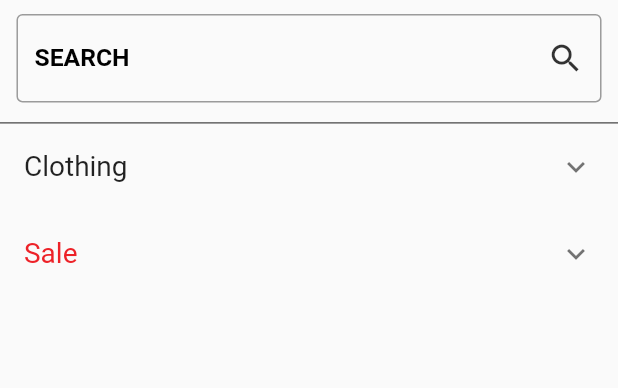
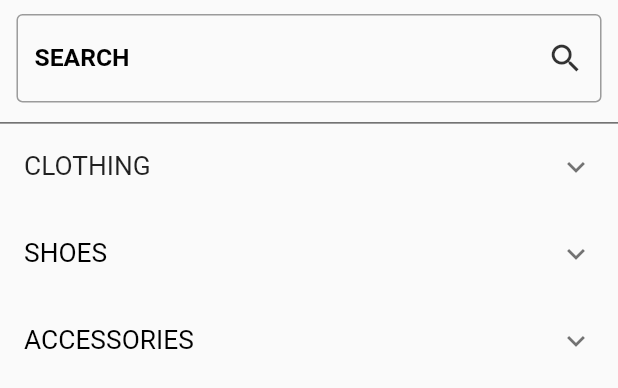
Before and after one commit to Abdulhaiking34/Instacop, a Flutter app: the SearchView widget shown alone on an empty page, opened directly, on a phone screen of 412 x 824 dp. Shown: the top 388 px of the screen. Run offline on Flutter 3.47's test engine with Material 2 defaults, Android fonts, the phone set to English and light mode, and no system bars; our stand-ins replace auto_size_text, carousel_slider, cloud_firestore, device_preview, firebase_auth, flutter_credit_card and 7 more; missing offline and left inert: grouped_buttons, multi_image_picker; accounts and stored records are empty; statements that could not run were skipped.

```diff
--- a/lib/routes.dart
+++ b/lib/routes.dart
@@ -1,5 +1,7 @@
 import 'package:instacop/src/Views/splash_view.dart';
 import 'package:instacop/src/Views/welcome_view.dart';
+import 'package:instacop/src/views/HomePage/Admin/Orders/order_manager.dart';
+import 'package:instacop/src/views/HomePage/Admin/Products/product_manager.dart';
 import 'package:instacop/src/views/HomePage/Admin/admin_home_view.dart';
 import 'package:instacop/src/views/HomePage/Customer/ProfilePage/BankAccount/bank_account_view.dart';
 import 'package:instacop/src/views/HomePage/Customer/ProfilePage/ChangePassword/change_password_view.dart';
@@ -26,6 +28,8 @@ var routes = {
 
   //ADMIN HOME VIEW
   'admin_home_screen': (context) => AdminHomeView(),
+  'admin_home_product': (context) => ProductManager(),
+  'admin_home_order': (context) => OrderManager(),
 
   //CUSTOMER HOME VIEW
   'customer_home_screen': (context) => CustomerHomeView(),
--- /dev/null
+++ b/lib/src/model/categogy.dart
@@ -0,0 +1,25 @@
+class Category {
+  static const List Clothing = [
+    'Tees',
+    'Hoodies & Sweatshirts',
+    'Shirts',
+    'Shorts',
+    'Jacket',
+    'Pants',
+    'Jeans',
+    'Joggers',
+    'Sweatpants',
+  ];
+  static const List Shoes = [
+    ' Athletic Shoes',
+    'Causual Shoes',
+    'Sandals & Slides',
+  ];
+  static const List Accessories = [
+    'Hats',
+    'Backpacks',
+    'Sunglasses',
+    'Belts',
+    'Watches',
+  ];
+}
--- a/lib/src/views/HomePage/Admin/admin_home_view.dart
+++ b/lib/src/views/HomePage/Admin/admin_home_view.dart
@@ -108,7 +108,9 @@ class _AdminHomeViewState extends State<AdminHomeView> {
                       color: kColorBlue,
                       icon: FontAwesomeIcons.productHunt,
                       value: '250',
-                      onPress: () {},
+                      onPress: () {
+                        Navigator.pushNamed(context, 'admin_home_product');
+                      },
                     ),
                   ),
                   Expanded(
--- a/lib/src/views/HomePage/Customer/SearchPage/search_view.dart
+++ b/lib/src/views/HomePage/Customer/SearchPage/search_view.dart
@@ -68,40 +68,96 @@ class _SearchViewState extends State<SearchView> {
           child: ListView(
             shrinkWrap: true,
             children: <Widget>[
+              //TODO: Clothing
               ExpansionTile(
-                title: Text('Clothing',
+                title: Text('CLOTHING',
                     style: TextStyle(
-                        fontSize: FontSize.setTextSize(34),
+                        fontSize: FontSize.setTextSize(32),
                         fontWeight: FontWeight.w400)),
                 children: <Widget>[
                   CategoryItem(
-                    title: 'Demin',
+                    title: 'Hoodies & Sweatshirts',
+                    onTap: () {},
                   ),
                   CategoryItem(
-                    title: 'Coats',
+                    title: 'Shirts',
+                    onTap: () {},
                   ),
                   CategoryItem(
                     title: 'Jacket',
-                  )
+                    onTap: () {},
+                  ),
+                  CategoryItem(
+                    title: 'Shorts',
+                    onTap: () {},
+                  ),
+                  CategoryItem(
+                    title: 'Pants',
+                    onTap: () {},
+                  ),
+                  CategoryItem(
+                    title: 'Jeans',
+                    onTap: () {},
+                  ),
+                  CategoryItem(
+                    title: 'Joggers',
+                    onTap: () {},
+                  ),
                 ],
               ),
+              //TODO: Shoes
               ExpansionTile(
                 title: Text(
-                  'Sale',
+                  'SHOES',
                   style: TextStyle(
-                      fontSize: FontSize.setTextSize(34),
-                      color: kColorRed,
+                      fontSize: FontSize.setTextSize(32),
+                      color: kColorBlack,
                       fontWeight: FontWeight.w400),
                 ),
                 children: <Widget>[
                   CategoryItem(
-                    title: 'Demin',
+                    title: 'Athletic Shoes',
+                    onTap: () {},
                   ),
                   CategoryItem(
-                    title: 'Coats',
+                    title: 'Causual Shoes',
+                    onTap: () {},
                   ),
                   CategoryItem(
-                    title: 'Jacket',
+                    title: 'Sandals & Slides',
+                    onTap: () {},
+                  )
+                ],
+              ),
+              //TODO: Accessories
+              ExpansionTile(
+                title: Text(
+                  'ACCESSORIES',
+                  style: TextStyle(
+                      fontSize: FontSize.setTextSize(32),
+                      color: kColorBlack,
+                      fontWeight: FontWeight.w400),
+                ),
+                children: <Widget>[
+                  CategoryItem(
+                    title: 'Hats',
+                    onTap: () {},
+                  ),
+                  CategoryItem(
+                    title: 'Backpacks',
+                    onTap: () {},
+                  ),
+                  CategoryItem(
+                    title: 'Sunglasses',
+                    onTap: () {},
+                  ),
+                  CategoryItem(
+                    title: 'Belts',
+                    onTap: () {},
+                  ),
+                  CategoryItem(
+                    title: 'Watches',
+                    onTap: () {},
                   )
                 ],
               ),
--- a/lib/src/views/welcome_view.dart
+++ b/lib/src/views/welcome_view.dart
@@ -53,7 +53,8 @@ class WelcomeScreen extends StatelessWidget {
                     text: 'Sign Up / Sign In',
                     isSelected: true,
                     function: () {
-                      Navigator.pushNamed(context, 'register_screen');
+//                      Navigator.pushNamed(context, 'register_screen');
+                      Navigator.pushNamed(context, 'admin_home_screen');
                     },
                   ),
                   SizedBox(
--- a/pubspec.yaml
+++ b/pubspec.yaml
@@ -38,6 +38,8 @@ dependencies:
   firebase_core: ^0.4.4+3
   cloud_firestore: ^0.13.4+2
   crypto: ^2.1.3
+  multi_image_picker: ^4.6.5+rc.1
+  grouped_buttons: ^1.0.4
 flutter_datetime_picker: ^1.3.5
 
 dev_dependencies:
```
Also changed, not shown: lib/src/model/clothingSize.dart (added, +47 -0 lines), lib/src/views/HomePage/Admin/Orders/order_manager.dart (added, +28 -0 lines), lib/src/views/HomePage/Admin/Products/product_manager.dart (added, +414 -0 lines), lib/src/views/HomePage/Admin/admin_home_controller.dart (added, +26 -0 lines), lib/src/views/HomePage/Customer/HomePage/ProductDetail/rating_product_page.dart (+6 -2 lines), pubspec.lock, 1 other file.
